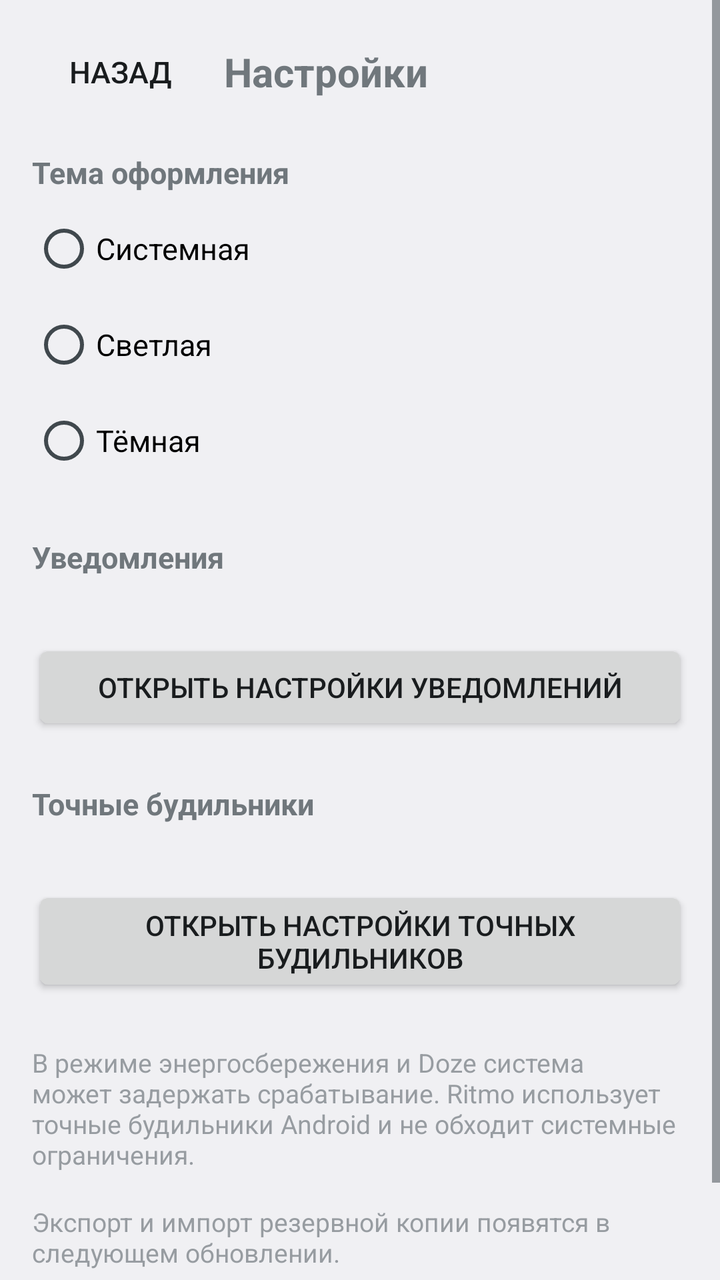
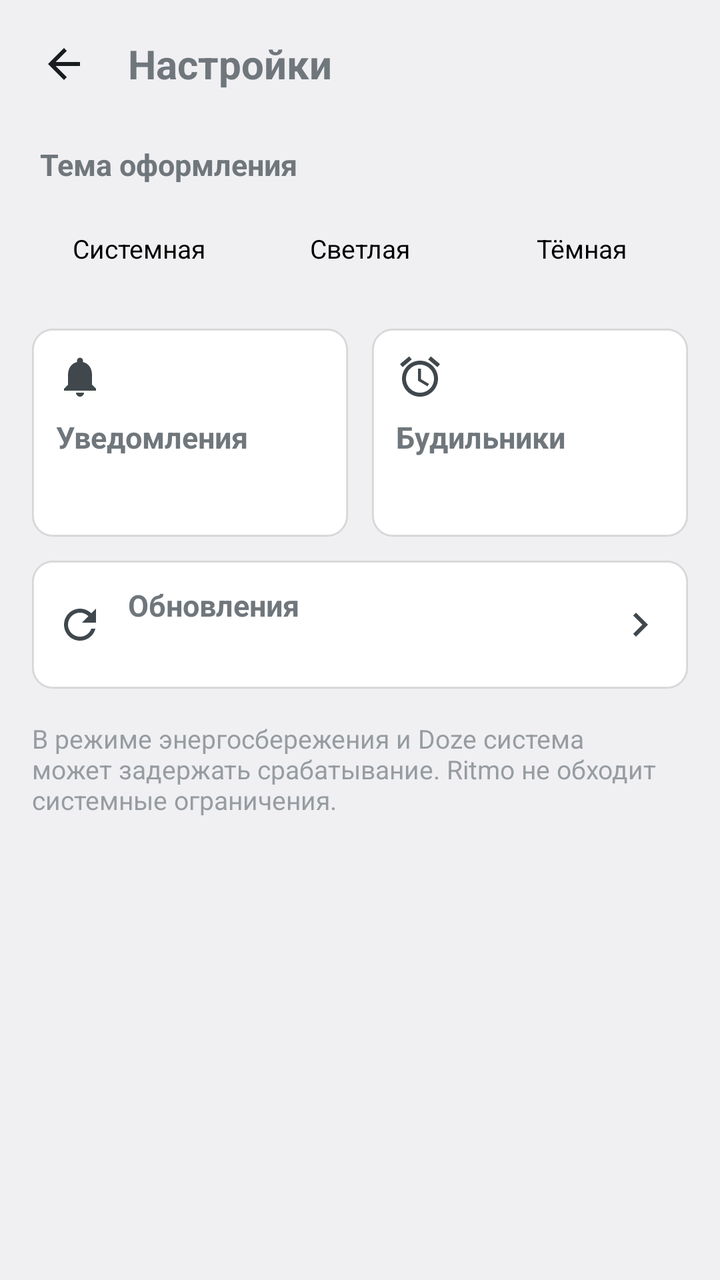

Two renders of the same Android screen: before a commit and after it. Below are the layout's source before the change and the commit's diff.
<!-- AndroidManifest.xml: application theme Theme.Ritmo -->
<!-- res/layout/activity_settings.xml -->
<?xml version="1.0" encoding="utf-8"?>
<ScrollView xmlns:android="http://schemas.android.com/apk/res/android"
    android:id="@+id/root"
    android:layout_width="match_parent"
    android:layout_height="match_parent"
    android:clipToPadding="false"
    android:fillViewport="true">

    <LinearLayout
        android:layout_width="match_parent"
        android:layout_height="wrap_content"
        android:orientation="vertical"
        android:paddingStart="16dp"
        android:paddingEnd="16dp"
        android:paddingTop="12dp"
        android:paddingBottom="24dp">

        <LinearLayout
            android:layout_width="match_parent"
            android:layout_height="wrap_content"
            android:gravity="center_vertical"
            android:orientation="horizontal">

            <Button
                android:id="@+id/back_button"
                style="?android:attr/borderlessButtonStyle"
                android:layout_width="wrap_content"
                android:layout_height="wrap_content"
                android:minHeight="48dp"
                android:text="@string/back"
                android:textSize="15sp" />

            <TextView
                android:layout_width="0dp"
                android:layout_height="wrap_content"
                android:layout_marginStart="8dp"
                android:layout_weight="1"
                android:text="@string/settings"
                android:textSize="20sp"
                android:textStyle="bold" />
        </LinearLayout>

        <TextView
            android:layout_width="match_parent"
            android:layout_height="wrap_content"
            android:layout_marginTop="16dp"
            android:text="@string/settings_theme"
            android:textSize="15sp"
            android:textStyle="bold" />

        <RadioGroup
            android:id="@+id/theme_group"
            android:layout_width="match_parent"
            android:layout_height="wrap_content"
            android:layout_marginTop="4dp"
            android:orientation="vertical">

            <RadioButton
                android:id="@+id/theme_system"
                android:layout_width="match_parent"
                android:layout_height="wrap_content"
                android:minHeight="48dp"
                android:text="@string/settings_theme_system"
                android:textSize="15sp" />

            <RadioButton
                android:id="@+id/theme_light"
                android:layout_width="match_parent"
                android:layout_height="wrap_content"
                android:minHeight="48dp"
                android:text="@string/settings_theme_light"
                android:textSize="15sp" />

            <RadioButton
                android:id="@+id/theme_dark"
                android:layout_width="match_parent"
                android:layout_height="wrap_content"
                android:minHeight="48dp"
                android:text="@string/settings_theme_dark"
                android:textSize="15sp" />
        </RadioGroup>

        <TextView
            android:layout_width="match_parent"
            android:layout_height="wrap_content"
            android:layout_marginTop="24dp"
            android:text="@string/settings_notifications"
            android:textSize="15sp"
            android:textStyle="bold" />

        <TextView
            android:id="@+id/notifications_status"
            android:layout_width="match_parent"
            android:layout_height="wrap_content"
            android:layout_marginTop="4dp"
            android:textSize="14sp" />

        <Button
            android:id="@+id/open_notification_settings"
            android:layout_width="match_parent"
            android:layout_height="wrap_content"
            android:layout_marginTop="8dp"
            android:minHeight="48dp"
            android:text="@string/settings_open_notifications" />

        <TextView
            android:layout_width="match_parent"
            android:layout_height="wrap_content"
            android:layout_marginTop="24dp"
            android:text="@string/settings_exact_alarm"
            android:textSize="15sp"
            android:textStyle="bold" />

        <TextView
            android:id="@+id/exact_alarm_status"
            android:layout_width="match_parent"
            android:layout_height="wrap_content"
            android:layout_marginTop="4dp"
            android:textSize="14sp" />

        <Button
            android:id="@+id/open_exact_alarm_settings"
            android:layout_width="match_parent"
            android:layout_height="wrap_content"
            android:layout_marginTop="8dp"
            android:minHeight="48dp"
            android:text="@string/settings_open_exact_alarms" />

        <TextView
            android:layout_width="match_parent"
            android:layout_height="wrap_content"
            android:layout_marginTop="24dp"
            android:alpha="0.7"
            android:text="@string/settings_hint"
            android:textSize="13sp" />

        <TextView
            android:layout_width="match_parent"
            android:layout_height="wrap_content"
            android:layout_marginTop="16dp"
            android:alpha="0.7"
            android:text="@string/settings_backup_soon"
            android:textSize="13sp" />

        <TextView
            android:id="@+id/version_value"
            android:layout_width="match_parent"
            android:layout_height="wrap_content"
            android:layout_marginTop="16dp"
            android:alpha="0.7"
            android:textSize="13sp" />

    </LinearLayout>
</ScrollView>
<!-- resources referenced by this layout -->
<resources>
  <string name="settings_backup_soon">Экспорт и импорт резервной копии появятся в следующем обновлении.</string>
  <string name="settings_exact_alarm">Точные будильники</string>
  <string name="settings_hint">В режиме энергосбережения и Doze система может задержать срабатывание. Ritmo использует точные будильники Android и не обходит системные ограничения.</string>
  <string name="settings_open_exact_alarms">Открыть настройки точных будильников</string>
  <string name="settings_open_notifications">Открыть настройки уведомлений</string>
  <style name="Theme.Ritmo" parent="@android:style/Theme.DeviceDefault.Light">
          <item name="android:windowActionBar">false</item>
          <item name="android:windowNoTitle">true</item>
          <item name="android:windowBackground">?android:attr/colorBackground</item>
          <item name="android:statusBarColor">?android:attr/colorBackground</item>
          <item name="android:navigationBarColor">@android:color/black</item>
          <item name="android:windowLightStatusBar">true</item>
      </style>
  <!-- unchanged entries left out for length: 7 -->
</resources>

<!-- the commit's change to res/layout/activity_settings.xml (unified diff, before → after) -->
@@ -1,154 +1,253 @@
 <?xml version="1.0" encoding="utf-8"?>
-<ScrollView xmlns:android="http://schemas.android.com/apk/res/android"
+<LinearLayout xmlns:android="http://schemas.android.com/apk/res/android"
     android:id="@+id/root"
     android:layout_width="match_parent"
     android:layout_height="match_parent"
-    android:clipToPadding="false"
-    android:fillViewport="true">
+    android:orientation="vertical">
 
     <LinearLayout
         android:layout_width="match_parent"
         android:layout_height="wrap_content"
-        android:orientation="vertical"
-        android:paddingStart="16dp"
+        android:gravity="center_vertical"
+        android:orientation="horizontal"
+        android:paddingStart="8dp"
         android:paddingEnd="16dp"
-        android:paddingTop="12dp"
-        android:paddingBottom="24dp">
+        android:paddingTop="8dp"
+        android:paddingBottom="4dp">
+
+        <ImageButton
+            android:id="@+id/back_button"
+            android:layout_width="48dp"
+            android:layout_height="48dp"
+            android:background="?android:attr/selectableItemBackgroundBorderless"
+            android:contentDescription="@string/back"
+            android:scaleType="center"
+            android:src="@drawable/ic_arrow_back" />
+
+        <TextView
+            android:layout_width="0dp"
+            android:layout_height="wrap_content"
+            android:layout_marginStart="8dp"
+            android:layout_weight="1"
+            android:text="@string/settings"
+            android:textSize="20sp"
+            android:textStyle="bold" />
+    </LinearLayout>
+
+    <ScrollView
+        android:layout_width="match_parent"
+        android:layout_height="0dp"
+        android:layout_weight="1"
+        android:clipToPadding="false"
+        android:fillViewport="true">
 
         <LinearLayout
             android:layout_width="match_parent"
             android:layout_height="wrap_content"
-            android:gravity="center_vertical"
-            android:orientation="horizontal">
-
-            <Button
-                android:id="@+id/back_button"
-                style="?android:attr/borderlessButtonStyle"
-                android:layout_width="wrap_content"
-                android:layout_height="wrap_content"
-                android:minHeight="48dp"
-                android:text="@string/back"
-                android:textSize="15sp" />
+            android:orientation="vertical"
+            android:paddingStart="16dp"
+            android:paddingEnd="16dp"
+            android:paddingTop="12dp"
+            android:paddingBottom="24dp">
 
             <TextView
-                android:layout_width="0dp"
-                android:layout_height="wrap_content"
-                android:layout_marginStart="8dp"
-                android:layout_weight="1"
-                android:text="@string/settings"
-                android:textSize="20sp"
+                android:layout_width="match_parent"
+                android:layout_height="wrap_content"
+                android:layout_marginStart="4dp"
+                android:text="@string/settings_theme"
+                android:textSize="15sp"
                 android:textStyle="bold" />
+
+            
+            <RadioGroup
+                android:id="@+id/theme_group"
+                android:layout_width="match_parent"
+                android:layout_height="wrap_content"
+                android:layout_marginTop="8dp"
+                android:orientation="horizontal">
+
+                <RadioButton
+                    android:id="@+id/theme_system"
+                    android:layout_width="0dp"
+                    android:layout_height="wrap_content"
+                    android:layout_weight="1"
+                    android:background="@drawable/segment_background"
+                    android:button="@null"
+                    android:gravity="center"
+                    android:minHeight="48dp"
+                    android:text="@string/settings_theme_system"
+                    android:textSize="13sp" />
+
+                <RadioButton
+                    android:id="@+id/theme_light"
+                    android:layout_width="0dp"
+                    android:layout_height="wrap_content"
+                    android:layout_marginStart="4dp"
+                    android:layout_weight="1"
+                    android:background="@drawable/segment_background"
+                    android:button="@null"
+                    android:gravity="center"
+                    android:minHeight="48dp"
+                    android:text="@string/settings_theme_light"
+                    android:textSize="13sp" />
+
+                <RadioButton
+                    android:id="@+id/theme_dark"
+                    android:layout_width="0dp"
+                    android:layout_height="wrap_content"
+                    android:layout_marginStart="4dp"
+                    android:layout_weight="1"
+                    android:background="@drawable/segment_background"
+                    android:button="@null"
+                    android:gravity="center"
+                    android:minHeight="48dp"
+                    android:text="@string/settings_theme_dark"
+                    android:textSize="13sp" />
+            </RadioGroup>
+
+            
+            <LinearLayout
+                android:layout_width="match_parent"
+                android:layout_height="wrap_content"
+                android:layout_marginTop="16dp"
+                android:orientation="horizontal">
+
+                <LinearLayout
+                    android:id="@+id/card_notifications"
+                    android:layout_width="0dp"
+                    android:layout_height="match_parent"
+                    android:layout_weight="1"
+                    android:background="@drawable/setting_card"
+                    android:clickable="true"
+                    android:focusable="true"
+                    android:foreground="?android:attr/selectableItemBackground"
+                    android:minHeight="104dp"
+                    android:orientation="vertical"
+                    android:padding="12dp">
+
+                    <ImageView
+                        android:layout_width="24dp"
+                        android:layout_height="24dp"
+                        android:contentDescription="@null"
+                        android:src="@drawable/ic_notifications" />
+
+                    <TextView
+                        android:layout_width="match_parent"
+                        android:layout_height="wrap_content"
+                        android:layout_marginTop="8dp"
+                        android:text="@string/settings_notifications"
+                        android:textSize="15sp"
+                        android:textStyle="bold" />
+
+                    <TextView
+                        android:id="@+id/notifications_status"
+                        android:layout_width="match_parent"
+                        android:layout_height="wrap_content"
+                        android:layout_marginTop="2dp"
+                        android:alpha="0.7"
+                        android:textSize="13sp" />
+                </LinearLayout>
+
+                <LinearLayout
+                    android:id="@+id/card_alarms"
+                    android:layout_width="0dp"
+                    android:layout_height="match_parent"
+                    android:layout_marginStart="12dp"
+                    android:layout_weight="1"
+                    android:background="@drawable/setting_card"
+                    android:clickable="true"
+                    android:focusable="true"
+                    android:foreground="?android:attr/selectableItemBackground"
+                    android:minHeight="104dp"
+                    android:orientation="vertical"
+                    android:padding="12dp">
+
+                    <ImageView
+                        android:layout_width="24dp"
+                        android:layout_height="24dp"
+                        android:contentDescription="@null"
+                        android:src="@drawable/ic_alarm_clock" />
+
+                    <TextView
+                        android:layout_width="match_parent"
+                        android:layout_height="wrap_content"
+                        android:layout_marginTop="8dp"
+                        android:text="@string/settings_alarms"
+                        android:textSize="15sp"
+                        android:textStyle="bold" />
+
+                    <TextView
+                        android:id="@+id/exact_alarm_status"
+                        android:layout_width="match_parent"
+                        android:layout_height="wrap_content"
+                        android:layout_marginTop="2dp"
+                        android:alpha="0.7"
+                        android:textSize="13sp" />
+                </LinearLayout>
+            </LinearLayout>
+
+            
+            <LinearLayout
+                android:id="@+id/card_updates"
+                android:layout_width="match_parent"
+                android:layout_height="wrap_content"
+                android:layout_marginTop="12dp"
+                android:background="@drawable/setting_card"
+                android:clickable="true"
+                android:focusable="true"
+                android:foreground="?android:attr/selectableItemBackground"
+                android:gravity="center_vertical"
+                android:minHeight="64dp"
+                android:orientation="horizontal"
+                android:paddingStart="12dp"
+                android:paddingEnd="12dp"
+                android:paddingTop="10dp"
+                android:paddingBottom="10dp">
+
+                <ImageView
+                    android:layout_width="24dp"
+                    android:layout_height="24dp"
+                    android:contentDescription="@null"
+                    android:src="@drawable/ic_refresh" />
+
+                <LinearLayout
+                    android:layout_width="0dp"
+                    android:layout_height="wrap_content"
+                    android:layout_marginStart="12dp"
+                    android:layout_weight="1"
+                    android:orientation="vertical">
+
+                    <TextView
+                        android:layout_width="match_parent"
+                        android:layout_height="wrap_content"
+                        android:text="@string/settings_updates"
+                        android:textSize="15sp"
+                        android:textStyle="bold" />
+
+                    <TextView
+                        android:id="@+id/updates_status"
+                        android:layout_width="match_parent"
+                        android:layout_height="wrap_content"
+                        android:layout_marginTop="2dp"
+                        android:alpha="0.7"
+                        android:textSize="13sp" />
+                </LinearLayout>
+
+                <ImageView
+                    android:layout_width="24dp"
+                    android:layout_height="24dp"
+                    android:contentDescription="@null"
+                    android:src="@drawable/ic_chevron_right" />
+            </LinearLayout>
+
+            <TextView
+                android:layout_width="match_parent"
+                android:layout_height="wrap_content"
+                android:layout_marginTop="16dp"
+                android:alpha="0.7"
+                android:text="@string/settings_hint"
+                android:textSize="13sp" />
+
         </LinearLayout>
-
-        <TextView
-            android:layout_width="match_parent"
-            android:layout_height="wrap_content"
-            android:layout_marginTop="16dp"
-            android:text="@string/settings_theme"
-            android:textSize="15sp"
-            android:textStyle="bold" />
-
-        <RadioGroup
-            android:id="@+id/theme_group"
-            android:layout_width="match_parent"
-            android:layout_height="wrap_content"
-            android:layout_marginTop="4dp"
-            android:orientation="vertical">
-
-            <RadioButton
-                android:id="@+id/theme_system"
-                android:layout_width="match_parent"
-                android:layout_height="wrap_content"
-                android:minHeight="48dp"
-                android:text="@string/settings_theme_system"
-                android:textSize="15sp" />
-
-            <RadioButton
-                android:id="@+id/theme_light"
-                android:layout_width="match_parent"
-                android:layout_height="wrap_content"
-                android:minHeight="48dp"
-                android:text="@string/settings_theme_light"
-                android:textSize="15sp" />
-
-            <RadioButton
-                android:id="@+id/theme_dark"
-                android:layout_width="match_parent"
-                android:layout_height="wrap_content"
-                android:minHeight="48dp"
-                android:text="@string/settings_theme_dark"
-                android:textSize="15sp" />
-        </RadioGroup>
-
-        <TextView
-            android:layout_width="match_parent"
-            android:layout_height="wrap_content"
-            android:layout_marginTop="24dp"
-            android:text="@string/settings_notifications"
-            android:textSize="15sp"
-            android:textStyle="bold" />
-
-        <TextView
-            android:id="@+id/notifications_status"
-            android:layout_width="match_parent"
-            android:layout_height="wrap_content"
-            android:layout_marginTop="4dp"
-            android:textSize="14sp" />
-
-        <Button
-            android:id="@+id/open_notification_settings"
-            android:layout_width="match_parent"
-            android:layout_height="wrap_content"
-            android:layout_marginTop="8dp"
-            android:minHeight="48dp"
-            android:text="@string/settings_open_notifications" />
-
-        <TextView
-            android:layout_width="match_parent"
-            android:layout_height="wrap_content"
-            android:layout_marginTop="24dp"
-            android:text="@string/settings_exact_alarm"
-            android:textSize="15sp"
-            android:textStyle="bold" />
-
-        <TextView
-            android:id="@+id/exact_alarm_status"
-            android:layout_width="match_parent"
-            android:layout_height="wrap_content"
-            android:layout_marginTop="4dp"
-            android:textSize="14sp" />
-
-        <Button
-            android:id="@+id/open_exact_alarm_settings"
-            android:layout_width="match_parent"
-            android:layout_height="wrap_content"
-            android:layout_marginTop="8dp"
-            android:minHeight="48dp"
-            android:text="@string/settings_open_exact_alarms" />
-
-        <TextView
-            android:layout_width="match_parent"
-            android:layout_height="wrap_content"
-            android:layout_marginTop="24dp"
-            android:alpha="0.7"
-            android:text="@string/settings_hint"
-            android:textSize="13sp" />
-
-        <TextView
-            android:layout_width="match_parent"
-            android:layout_height="wrap_content"
-            android:layout_marginTop="16dp"
-            android:alpha="0.7"
-            android:text="@string/settings_backup_soon"
-            android:textSize="13sp" />
-
-        <TextView
-            android:id="@+id/version_value"
-            android:layout_width="match_parent"
-            android:layout_height="wrap_content"
-            android:layout_marginTop="16dp"
-            android:alpha="0.7"
-            android:textSize="13sp" />
-
-    </LinearLayout>
-</ScrollView>
+    </ScrollView>
+</LinearLayout>
<!-- resource entries referenced after the edit -->
@@ -1,10 +1,97 @@
 <!-- resources referenced by this layout -->
 <resources>
-  <string name="settings_backup_soon">Экспорт и импорт резервной копии появятся в следующем обновлении.</string>
-  <string name="settings_exact_alarm">Точные будильники</string>
-  <string name="settings_hint">В режиме энергосбережения и Doze система может задержать срабатывание. Ritmo использует точные будильники Android и не обходит системные ограничения.</string>
-  <string name="settings_open_exact_alarms">Открыть настройки точных будильников</string>
-  <string name="settings_open_notifications">Открыть настройки уведомлений</string>
+  <!-- drawable ic_alarm_clock (drawable) -->
+  <?xml version="1.0" encoding="utf-8"?>
+  <vector xmlns:android="http://schemas.android.com/apk/res/android"
+      android:width="24dp"
+      android:height="24dp"
+      android:viewportWidth="24"
+      android:viewportHeight="24"
+      android:tint="?android:attr/textColorSecondary">
+      <path
+          android:fillColor="#FFFFFFFF"
+          android:pathData="M22,5.72l-4.6,-3.86 -1.29,1.53 4.6,3.86L22,5.72zM7.88,3.39L6.6,1.86 2,5.71l1.29,1.53 4.59,-3.85zM12.5,8H11v6l4.75,2.85 0.75,-1.23 -4,-2.37V8zM12,4c-4.97,0 -9,4.03 -9,9s4.02,9 9,9c4.97,0 9,-4.03 9,-9s-4.03,-9 -9,-9zM12,20c-3.87,0 -7,-3.13 -7,-7s3.13,-7 7,-7 7,3.13 7,7 -3.13,7 -7,7z" />
+  </vector>
+  <!-- drawable ic_arrow_back (drawable) -->
+  <?xml version="1.0" encoding="utf-8"?>
+  <vector xmlns:android="http://schemas.android.com/apk/res/android"
+      android:width="24dp"
+      android:height="24dp"
+      android:viewportWidth="24"
+      android:viewportHeight="24"
+      android:tint="?android:attr/textColorPrimary">
+      <path
+          android:fillColor="#FFFFFFFF"
+          android:pathData="M20,11H7.83l5.59,-5.59L12,4l-8,8 8,8 1.41,-1.41L7.83,13H20v-2z" />
+  </vector>
+  <!-- drawable ic_chevron_right (drawable) -->
+  <?xml version="1.0" encoding="utf-8"?>
+  <vector xmlns:android="http://schemas.android.com/apk/res/android"
+      android:width="24dp"
+      android:height="24dp"
+      android:viewportWidth="24"
+      android:viewportHeight="24"
+      android:tint="?android:attr/textColorSecondary">
+      <path
+          android:fillColor="#FFFFFFFF"
+          android:pathData="M10,6L8.59,7.41 13.17,12l-4.58,4.59L10,18l6,-6z" />
+  </vector>
+  <!-- drawable ic_notifications (drawable) -->
+  <?xml version="1.0" encoding="utf-8"?>
+  <vector xmlns:android="http://schemas.android.com/apk/res/android"
+      android:width="24dp"
+      android:height="24dp"
+      android:viewportWidth="24"
+      android:viewportHeight="24"
+      android:tint="?android:attr/textColorSecondary">
+      <path
+          android:fillColor="#FFFFFFFF"
+          android:pathData="M12,22c1.1,0 2,-0.9 2,-2h-4c0,1.1 0.9,2 2,2zM18,16v-5c0,-3.07 -1.63,-5.64 -4.5,-6.32L13.5,4c0,-0.83 -0.67,-1.5 -1.5,-1.5s-1.5,0.67 -1.5,1.5v0.68C7.64,5.36 6,7.92 6,11v5l-2,2v1h16v-1l-2,-2z" />
+  </vector>
+  <!-- drawable ic_refresh (drawable) -->
+  <?xml version="1.0" encoding="utf-8"?>
+  <vector xmlns:android="http://schemas.android.com/apk/res/android"
+      android:width="24dp"
+      android:height="24dp"
+      android:viewportWidth="24"
+      android:viewportHeight="24"
+      android:tint="?android:attr/textColorSecondary">
+      <path
+          android:fillColor="#FFFFFFFF"
+          android:pathData="M17.65,6.35C16.2,4.9 14.21,4 12,4c-4.42,0 -7.99,3.58 -7.99,8s3.57,8 7.99,8c3.73,0 6.84,-2.55 7.73,-6h-2.08c-0.82,2.33 -3.04,4 -5.65,4 -3.31,0 -6,-2.69 -6,-6s2.69,-6 6,-6c1.66,0 3.14,0.69 4.22,1.78L13,11h7V4l-2.35,2.35z" />
+  </vector>
+  <!-- drawable segment_background (drawable) -->
+  <?xml version="1.0" encoding="utf-8"?>
+  <selector xmlns:android="http://schemas.android.com/apk/res/android">
+      <item android:state_checked="true">
+          <shape android:shape="rectangle">
+              <solid android:color="#332F6FED" />
+              <stroke
+                  android:width="1dp"
+                  android:color="#662F6FED" />
+              <corners android:radius="8dp" />
+          </shape>
+      </item>
+      <item>
+          <shape android:shape="rectangle">
+              <solid android:color="@android:color/transparent" />
+              <corners android:radius="8dp" />
+          </shape>
+      </item>
+  </selector>
+  <!-- drawable setting_card (drawable) -->
+  <?xml version="1.0" encoding="utf-8"?>
+  <shape xmlns:android="http://schemas.android.com/apk/res/android"
+      android:shape="rectangle">
+      <solid android:color="?attr/ritmoCardBackground" />
+      <stroke
+          android:width="1dp"
+          android:color="?attr/ritmoCardStroke" />
+      <corners android:radius="10dp" />
+  </shape>
+  <string name="settings_alarms">Будильники</string>
+  <string name="settings_hint">В режиме энергосбережения и Doze система может задержать срабатывание. Ritmo не обходит системные ограничения.</string>
+  <string name="settings_updates">Обновления</string>
   <style name="Theme.Ritmo" parent="@android:style/Theme.DeviceDefault.Light">
           <item name="android:windowActionBar">false</item>
           <item name="android:windowNoTitle">true</item>
@@ -12,7 +99,11 @@
           <item name="android:statusBarColor">?android:attr/colorBackground</item>
           <item name="android:navigationBarColor">@android:color/black</item>
           <item name="android:windowLightStatusBar">true</item>
+          <item name="ritmoCardBackground">@color/card_background_light</item>
+          <item name="ritmoCardStroke">@color/card_stroke_light</item>
       </style>
+  <color name="card_background_light">#FFFFFFFF</color>
+  <color name="card_stroke_light">#1F000000</color>
   <!-- unchanged entries left out for length: 7 -->
 </resources>
 
